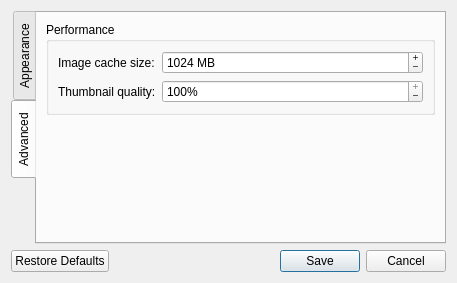
The window that src/view/preferencesdialog.ui (glorantq/messengerstats-ng) describes before a commit, drawn with Qt 5.
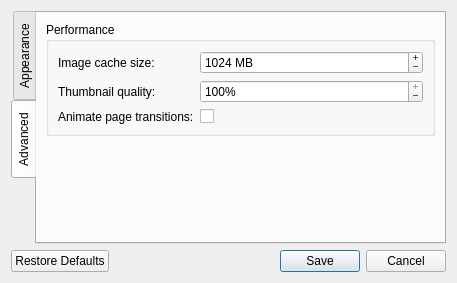
The same window after the commit. The open tabs and pages were chosen to show the change. Icons and pictures are not drawn.

What changed in the file:
```diff
--- a/src/view/preferencesdialog.ui
+++ b/src/view/preferencesdialog.ui
@@ -245,6 +245,20 @@
             </property>
            </widget>
           </item>
+          <item row="2" column="0">
+           <widget class="QLabel" name="pageTransitionLabel">
+            <property name="text">
+             <string>Animate page transitions:</string>
+            </property>
+           </widget>
+          </item>
+          <item row="2" column="1">
+           <widget class="QCheckBox" name="pageTransitionCheckBox">
+            <property name="text">
+             <string notr="true"/>
+            </property>
+           </widget>
+          </item>
          </layout>
         </widget>
        </item>
```
